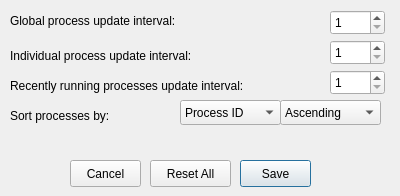
Above: settings.ui from dutchgold92/TaskStalker before the change. Below: the same form after it.
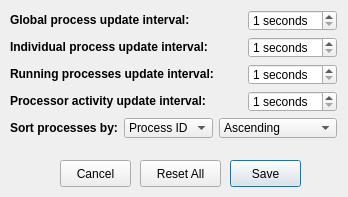
That is the form after the change. Icons and pictures are not drawn.

Commit message:
Work on ViewProcessor module -> Created ViewProcessorInit class; prompt to select processor before any can be viewed -> Settings system now supports update interval for this module
Also some minor changes in areas, such as:
-> Reformed settings menu to a more pleasing grid layout

Diff of the .ui file:
```diff
--- a/settings.ui
+++ b/settings.ui
@@ -6,8 +6,8 @@
    <rect>
     <x>0</x>
     <y>0</y>
-    <width>400</width>
-    <height>196</height>
+    <width>348</width>
+    <height>197</height>
    </rect>
   </property>
   <property name="windowTitle">
@@ -17,74 +17,10 @@
    <iconset resource="images.qrc">
     <normaloff>:/img/icon.png</normaloff>:/img/icon.png</iconset>
   </property>
-  <widget class="QLabel" name="updateIntervalLabel">
-   <property name="geometry">
-    <rect>
-     <x>10</x>
-     <y>10</y>
-     <width>211</width>
-     <height>21</height>
-    </rect>
-   </property>
-   <property name="text">
-    <string>Global process update interval:</string>
-   </property>
-   <property name="alignment">
-    <set>Qt::AlignLeading|Qt::AlignLeft|Qt::AlignVCenter</set>
-   </property>
-  </widget>
-  <widget class="QSpinBox" name="updateIntervalSpinBox">
-   <property name="geometry">
-    <rect>
-     <x>330</x>
-     <y>10</y>
-     <width>55</width>
-     <height>25</height>
-    </rect>
-   </property>
-   <property name="minimum">
-    <number>1</number>
-   </property>
-   <property name="maximum">
-    <number>60</number>
-   </property>
-  </widget>
-  <widget class="QLabel" name="subUpdateIntervalLabel">
-   <property name="geometry">
-    <rect>
-     <x>10</x>
-     <y>46</y>
-     <width>221</width>
-     <height>20</height>
-    </rect>
-   </property>
-   <property name="text">
-    <string>Individual process update interval:</string>
-   </property>
-   <property name="alignment">
-    <set>Qt::AlignLeading|Qt::AlignLeft|Qt::AlignVCenter</set>
-   </property>
-  </widget>
-  <widget class="QSpinBox" name="subUpdateIntervalSpinBox">
-   <property name="geometry">
-    <rect>
-     <x>330</x>
-     <y>40</y>
-     <width>55</width>
-     <height>25</height>
-    </rect>
-   </property>
-   <property name="minimum">
-    <number>1</number>
-   </property>
-   <property name="maximum">
-    <number>60</number>
-   </property>
-  </widget>
   <widget class="QPushButton" name="saveButton">
    <property name="geometry">
     <rect>
-     <x>240</x>
+     <x>230</x>
      <y>160</y>
      <width>71</width>
      <height>27</height>
@@ -97,7 +33,7 @@
   <widget class="QPushButton" name="cancelButton">
    <property name="geometry">
     <rect>
-     <x>70</x>
+     <x>60</x>
      <y>160</y>
      <width>71</width>
      <height>27</height>
@@ -110,7 +46,7 @@
   <widget class="QPushButton" name="resetAllButton">
    <property name="geometry">
     <rect>
-     <x>150</x>
+     <x>140</x>
      <y>160</y>
      <width>81</width>
      <height>27</height>
@@ -120,28 +56,111 @@
     <string>Reset All</string>
    </property>
   </widget>
+  <widget class="QWidget" name="">
+   <property name="geometry">
+    <rect>
+     <x>10</x>
+     <y>10</y>
+     <width>327</width>
+     <height>128</height>
+    </rect>
+   </property>
+   <layout class="QGridLayout" name="gridLayout">
+    <item row="0" column="0" colspan="3">
+     <widget class="QLabel" name="updateIntervalLabel">
+      <property name="text">
+       <string>&lt;b&gt;Global process update interval:&lt;/b&gt;</string>
+      </property>
+      <property name="alignment">
+       <set>Qt::AlignLeading|Qt::AlignLeft|Qt::AlignVCenter</set>
+      </property>
+     </widget>
+    </item>
+    <item row="0" column="3">
+     <widget class="QSpinBox" name="updateIntervalSpinBox">
+      <property name="suffix">
+       <string> seconds</string>
+      </property>
+      <property name="minimum">
+       <number>1</number>
+      </property>
+      <property name="maximum">
+       <number>60</number>
+      </property>
+     </widget>
+    </item>
+    <item row="1" column="0" colspan="3">
+     <widget class="QLabel" name="subUpdateIntervalLabel">
+      <property name="text">
+       <string>&lt;b&gt;Individual process update interval:&lt;/b&gt;</string>
+      </property>
+      <property name="alignment">
+       <set>Qt::AlignLeading|Qt::AlignLeft|Qt::AlignVCenter</set>
+      </property>
+     </widget>
+    </item>
+    <item row="1" column="3">
+     <widget class="QSpinBox" name="subUpdateIntervalSpinBox">
+      <property name="suffix">
+       <string> seconds</string>
+      </property>
+      <property name="minimum">
+       <number>1</number>
+      </property>
+      <property name="maximum">
+       <number>60</number>
+      </property>
+     </widget>
+    </item>
+    <item row="2" column="0" colspan="3">
+     <widget class="QLabel" name="runningUpdateIntervalLabel">
+      <property name="text">
+       <string>&lt;b&gt;Running processes update interval:&lt;/b&gt;</string>
+      </property>
+     </widget>
+    </item>
+    <item row="2" column="3">
+     <widget class="QSpinBox" name="runningUpdateIntervalSpinBox">
+      <property name="suffix">
+       <string> seconds</string>
+      </property>
+      <property name="minimum">
+       <number>1</number>
+      </property>
+      <property name="maximum">
+       <number>10</number>
+      </property>
+     </widget>
+    </item>
+    <item row="3" column="0" colspan="3">
+     <widget class="QLabel" name="cpuUpdateIntervalLabel">
+      <property name="text">
+       <string>&lt;b&gt;Processor activity update interval:&lt;/b&gt;</string>
+      </property>
+     </widget>
+    </item>
+    <item row="3" column="3">
+     <widget class="QSpinBox" name="cpuUpdateIntervalSpinBox">
+      <property name="suffix">
+       <string> seconds</string>
+      </property>
+      <property name="minimum">
+       <number>1</number>
+      </property>
+      <property name="maximum">
+       <number>10</number>
+      </property>
+     </widget>
+    </item>
+    <item row="4" column="0">
   <widget class="QLabel" name="sortByLabel">
-   <property name="geometry">
-    <rect>
-     <x>10</x>
-     <y>105</y>
-     <width>121</width>
-     <height>21</height>
-    </rect>
-   </property>
    <property name="text">
-    <string>Sort processes by:</string>
-   </property>
-  </widget>
+       <string>&lt;b&gt;Sort processes by:&lt;/b&gt;</string>
+      </property>
+     </widget>
+    </item>
+    <item row="4" column="1">
   <widget class="QComboBox" name="sortByComboBox">
-   <property name="geometry">
-    <rect>
-     <x>180</x>
-     <y>100</y>
-     <width>101</width>
-     <height>25</height>
-    </rect>
-   </property>
    <item>
     <property name="text">
      <string>Process ID</string>
@@ -163,15 +182,9 @@
     </property>
    </item>
   </widget>
+    </item>
+    <item row="4" column="2" colspan="2">
   <widget class="QComboBox" name="sortByOrderComboBox">
-   <property name="geometry">
-    <rect>
-     <x>280</x>
-     <y>100</y>
-     <width>101</width>
-     <height>25</height>
-    </rect>
-   </property>
    <item>
     <property name="text">
      <string>Ascending</string>
@@ -183,34 +196,8 @@
     </property>
    </item>
   </widget>
-  <widget class="QSpinBox" name="runningUpdateIntervalSpinBox">
-   <property name="geometry">
-    <rect>
-     <x>330</x>
-     <y>70</y>
-     <width>55</width>
-     <height>25</height>
-    </rect>
-   </property>
-   <property name="minimum">
-    <number>1</number>
-   </property>
-   <property name="maximum">
-    <number>10</number>
-   </property>
-  </widget>
-  <widget class="QLabel" name="runningUpdateIntervalLabel">
-   <property name="geometry">
-    <rect>
-     <x>10</x>
-     <y>70</y>
-     <width>311</width>
-     <height>31</height>
-    </rect>
-   </property>
-   <property name="text">
-    <string>Recently running processes update interval:</string>
-   </property>
+    </item>
+   </layout>
   </widget>
  </widget>
  <resources>
```
Lines whose indentation alone changed are shown as unchanged. The commit also changes 47 other files.
